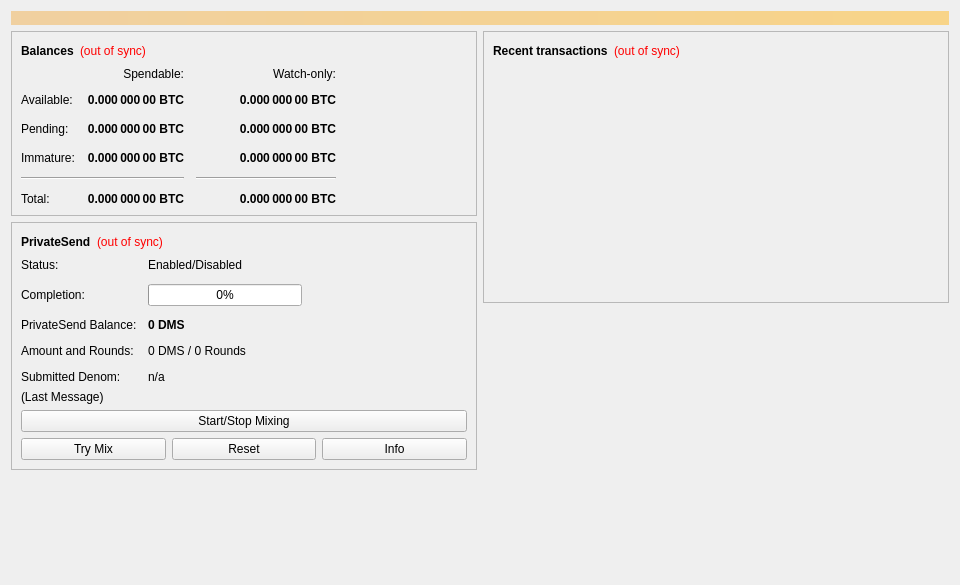
Above: src/qt/forms/overviewpage.ui from Youngstar4/documentchain before the change. Below: the same form after it.
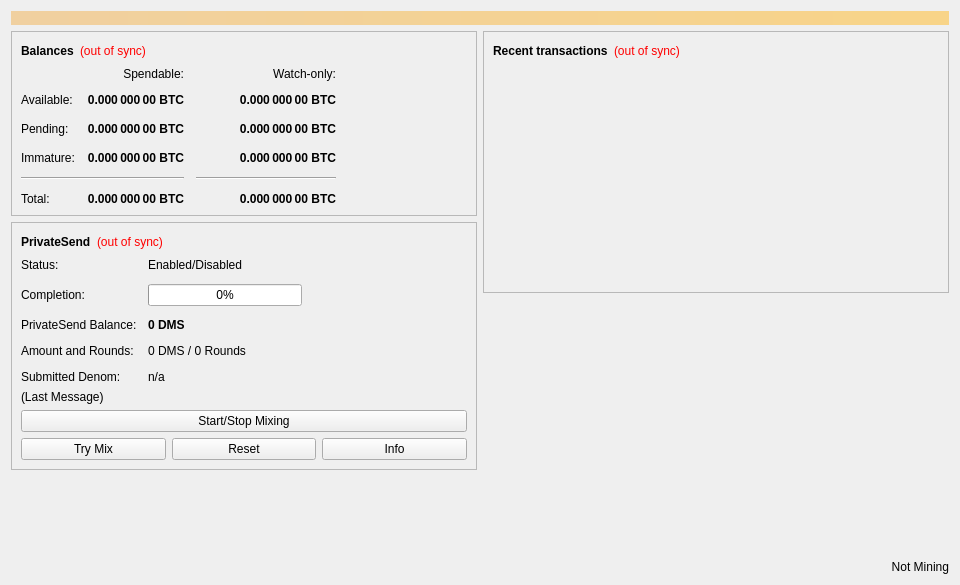
That is the form after the change.

Patch:
```diff
--- a/src/qt/forms/overviewpage.ui
+++ b/src/qt/forms/overviewpage.ui
@@ -746,6 +746,22 @@
          </property>
         </spacer>
        </item>
+       <item>
+        <widget class="QLabel" name="labelMiningInfo">
+         <property name="enabled">
+          <bool>true</bool>
+         </property>
+         <property name="layoutDirection">
+          <enum>Qt::LeftToRight</enum>
+         </property>
+         <property name="text">
+          <string>Not Mining</string>
+         </property>
+         <property name="alignment">
+          <set>Qt::AlignRight|Qt::AlignTrailing|Qt::AlignVCenter</set>
+         </property>
+        </widget>
+       </item>
       </layout>
      </item>
     </layout>
```
